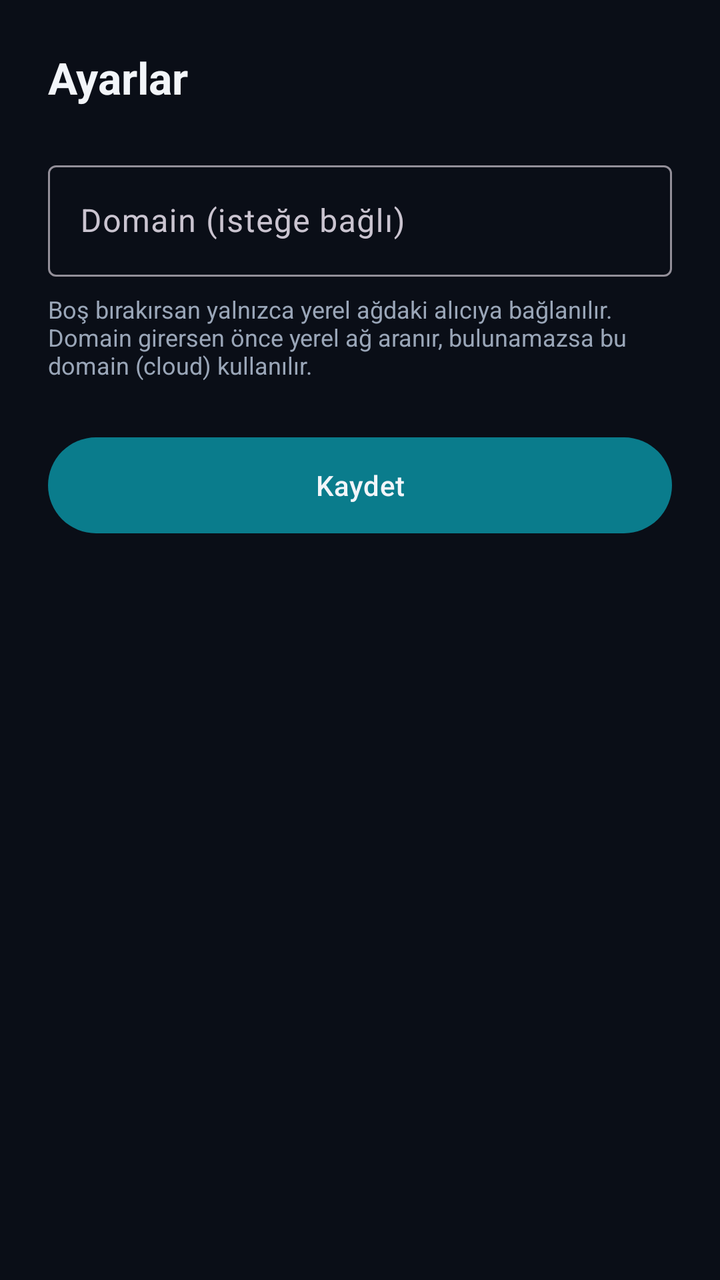
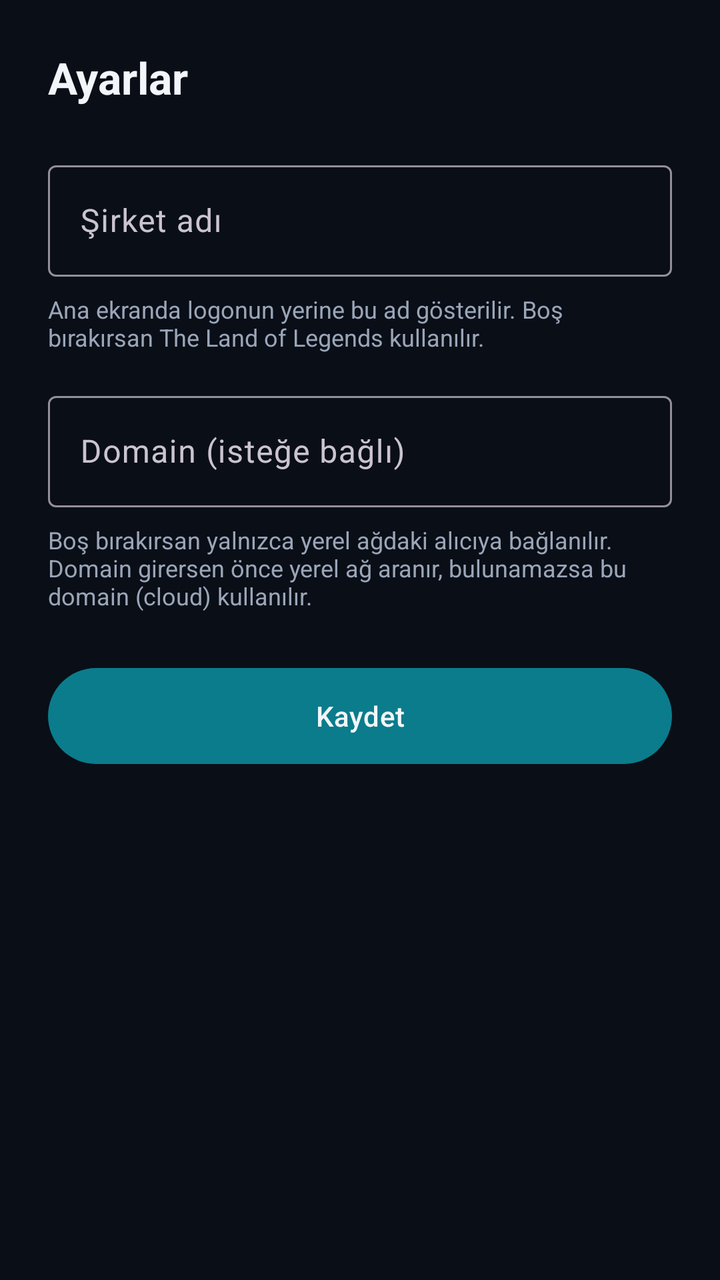

Before-and-after screenshots of an Android layout around one commit, followed by the original layout XML and the change that was made.
<!-- AndroidManifest.xml: application theme Theme.HomakCast -->
<!-- res/layout/activity_settings.xml -->
<?xml version="1.0" encoding="utf-8"?>
<ScrollView xmlns:android="http://schemas.android.com/apk/res/android"
    android:layout_width="match_parent"
    android:layout_height="match_parent"
    android:fillViewport="true">

    <LinearLayout
        android:layout_width="match_parent"
        android:layout_height="wrap_content"
        android:orientation="vertical"
        android:padding="24dp">

        <TextView
            android:layout_width="wrap_content"
            android:layout_height="wrap_content"
            android:text="@string/settings_title"
            android:textColor="@color/on_surface"
            android:textSize="22sp"
            android:textStyle="bold" />

        <com.google.android.material.textfield.TextInputLayout
            android:id="@+id/domainLayout"
            android:layout_width="match_parent"
            android:layout_height="wrap_content"
            android:layout_marginTop="24dp"
            android:hint="@string/hint_domain">

            <com.google.android.material.textfield.TextInputEditText
                android:id="@+id/domainInput"
                android:layout_width="match_parent"
                android:layout_height="wrap_content"
                android:inputType="textUri" />
        </com.google.android.material.textfield.TextInputLayout>

        <TextView
            android:layout_width="match_parent"
            android:layout_height="wrap_content"
            android:layout_marginTop="8dp"
            android:text="@string/domain_help"
            android:textColor="@color/muted"
            android:textSize="12sp" />

        <com.google.android.material.button.MaterialButton
            android:id="@+id/saveButton"
            android:layout_width="match_parent"
            android:layout_height="56dp"
            android:layout_marginTop="24dp"
            android:text="@string/save" />
    </LinearLayout>
</ScrollView>
<!-- resources referenced by this layout -->
<resources>
  <color name="muted">#9AA6B8</color>
  <color name="on_surface">#F2F5F9</color>
  <string name="domain_help">Boş bırakırsan yalnızca yerel ağdaki alıcıya bağlanılır. Domain girersen önce yerel ağ aranır, bulunamazsa bu domain (cloud) kullanılır.</string>
  <string name="hint_domain">Domain (isteğe bağlı)</string>
  <string name="save">Kaydet</string>
  <string name="settings_title">Ayarlar</string>
  <style name="Theme.HomakCast" parent="Theme.Material3.Dark.NoActionBar">
          <item name="colorPrimary">@color/brand</item>
          <item name="colorOnPrimary">@color/on_surface</item>
          <item name="android:windowBackground">@color/surface</item>
          <item name="android:statusBarColor">@color/surface</item>
          <item name="android:navigationBarColor">@color/surface</item>
      </style>
  <color name="brand">#0A7C8C</color>
  <color name="surface">#0A0E17</color>
</resources>

<!-- the commit's change to res/layout/activity_settings.xml (unified diff, before → after) -->
@@ -19,10 +19,33 @@
             android:textStyle="bold" />
 
         <com.google.android.material.textfield.TextInputLayout
+            android:id="@+id/companyLayout"
+            android:layout_width="match_parent"
+            android:layout_height="wrap_content"
+            android:layout_marginTop="24dp"
+            android:hint="@string/hint_company">
+
+            <com.google.android.material.textfield.TextInputEditText
+                android:id="@+id/companyInput"
+                android:layout_width="match_parent"
+                android:layout_height="wrap_content"
+                android:inputType="textCapWords"
+                android:maxLength="60" />
+        </com.google.android.material.textfield.TextInputLayout>
+
+        <TextView
+            android:layout_width="match_parent"
+            android:layout_height="wrap_content"
+            android:layout_marginTop="8dp"
+            android:text="@string/company_help"
+            android:textColor="@color/muted"
+            android:textSize="12sp" />
+
+        <com.google.android.material.textfield.TextInputLayout
             android:id="@+id/domainLayout"
             android:layout_width="match_parent"
             android:layout_height="wrap_content"
-            android:layout_marginTop="24dp"
+            android:layout_marginTop="16dp"
             android:hint="@string/hint_domain">
 
             <com.google.android.material.textfield.TextInputEditText
<!-- resource entries referenced after the edit -->
@@ -2,7 +2,9 @@
 <resources>
   <color name="muted">#9AA6B8</color>
   <color name="on_surface">#F2F5F9</color>
+  <string name="company_help">Ana ekranda logonun yerine bu ad gösterilir. Boş bırakırsan The Land of Legends kullanılır.</string>
   <string name="domain_help">Boş bırakırsan yalnızca yerel ağdaki alıcıya bağlanılır. Domain girersen önce yerel ağ aranır, bulunamazsa bu domain (cloud) kullanılır.</string>
+  <string name="hint_company">Şirket adı</string>
   <string name="hint_domain">Domain (isteğe bağlı)</string>
   <string name="save">Kaydet</string>
   <string name="settings_title">Ayarlar</string>
